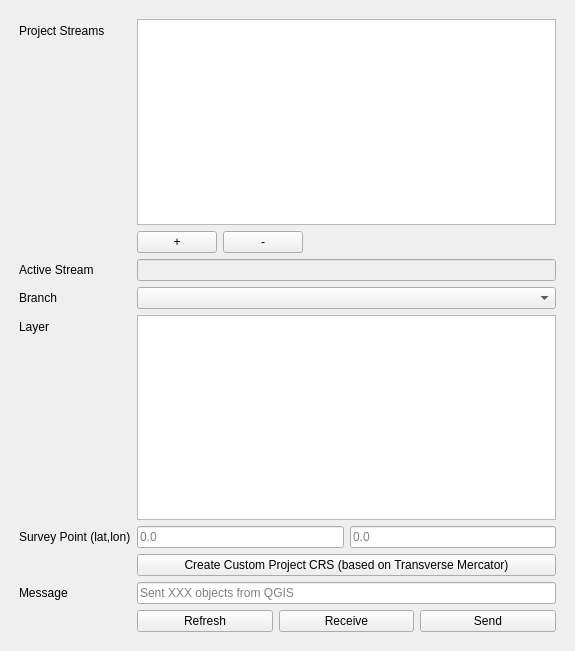
This is ui/speckle_qgis_dialog_base.ui in specklesystems/speckle-qgis as Qt 5 draws it before an edit. The edited form follows.
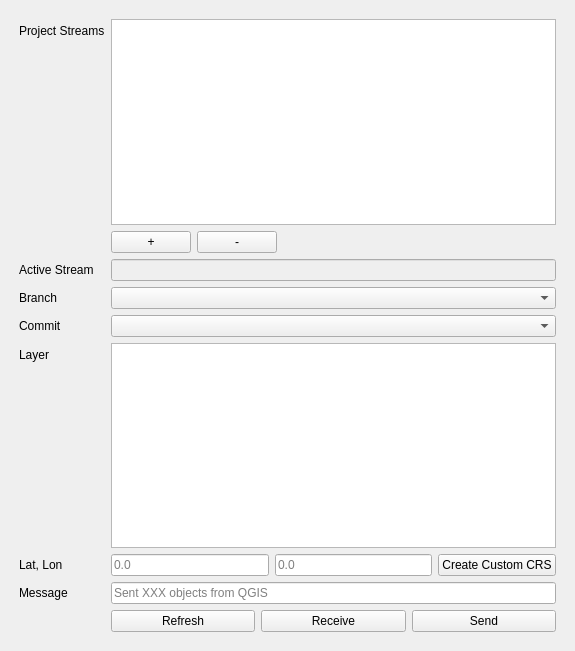
This is the edited form.

Commit message: Commit choice; CRS adapted to location; raster symbology sending and receiving

Diff of the .ui file:
```diff
--- a/ui/speckle_qgis_dialog_base.ui
+++ b/ui/speckle_qgis_dialog_base.ui
@@ -119,24 +119,34 @@
          <widget class="QComboBox" name="streamBranchDropdown"/>
         </item>
         <item row="4" column="0">
+         <widget class="QLabel" name="commitLabel">
+          <property name="text">
+           <string>Commit</string>
+          </property>
+         </widget>
+        </item>
+        <item row="4" column="1">
+         <widget class="QComboBox" name="commitDropdown"/>
+        </item>
+        <item row="5" column="0">
          <widget class="QLabel" name="layersLabel">
           <property name="text">
            <string>Layer</string>
           </property>
          </widget>
         </item>
-        <item row="4" column="1">
+        <item row="5" column="1">
          <widget class="QListWidget" name="layersWidget">
           <property name="selectionMode">
            <enum>QAbstractItemView::MultiSelection</enum>
           </property>
          </widget>
         </item>
-        
+
         <item row="6" column="0">
          <widget class="QLabel" name="surveyPointLabel">
           <property name="text">
-           <string>Survey Point (lat,lon)</string>
+           <string>Lat, Lon</string>
           </property>
          </widget>
         </item>
@@ -149,7 +159,6 @@
                 </property>
               </widget>
             </item>
-
             <item>
               <widget class="QLineEdit" name="surveyPointLon">
                 <property name="placeholderText">
@@ -157,36 +166,37 @@
                 </property>
               </widget>
             </item>
-            
-          </layout>
-        </item>
-
-        <item row="7" column="1">
+            <item>
           <widget class="QPushButton" name="saveSurveyPoint">
             <property name="enabled">
             <bool>true</bool>
             </property>
             <property name="text">
-            <string>Create Custom Project CRS (based on Transverse Mercator)</string>
+                <string>Create Custom CRS</string>
             </property>
           </widget>
         </item>
 
-        <item row="8" column="0">
+          </layout>
+        </item>
+
+        
+
+        <item row="7" column="0">
          <widget class="QLabel" name="messageLabel">
           <property name="text">
            <string>Message</string>
           </property>
          </widget>
         </item>
-        <item row="8" column="1">
+        <item row="7" column="1">
          <widget class="QLineEdit" name="messageInput">
           <property name="placeholderText">
            <string>Sent XXX objects from QGIS</string>
           </property>
          </widget>
         </item>
-        <item row="9" column="1">
+        <item row="8" column="1">
          <layout class="QHBoxLayout" name="horizontalLayout">
           <item>
            <widget class="QPushButton" name="reloadButton">
@@ -217,6 +227,7 @@
           </item>
          </layout>
         </item>
+
        </layout>
       </item>
      </layout>
```
Lines whose indentation alone changed are shown as unchanged. The commit also changes 8 other files.
